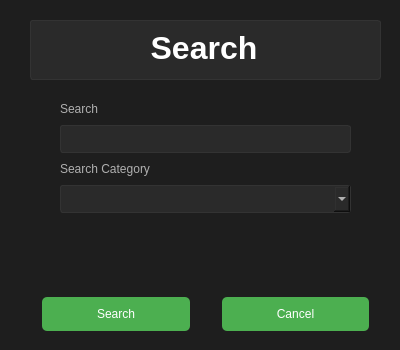
Old version of the form design/search_form.ui in the repository Adrianrguez96/sales_management.
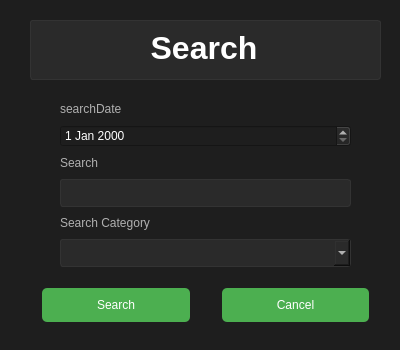
New version of the form.

Commit message: Add input date search form and create a search system date

Patch:
```diff
--- a/design/search_form.ui
+++ b/design/search_form.ui
@@ -193,7 +193,7 @@
      <x>30</x>
      <y>20</y>
      <width>351</width>
-     <height>311</height>
+     <height>302</height>
     </rect>
    </property>
    <layout class="QVBoxLayout" name="centerLayout">
@@ -249,26 +249,36 @@
       <property name="bottomMargin">
        <number>0</number>
       </property>
-      <item row="2" column="0">
+      <item row="1" column="0">
        <widget class="QLabel" name="searchLabel">
         <property name="text">
          <string>Search</string>
         </property>
        </widget>
       </item>
-      <item row="2" column="1">
+      <item row="1" column="1">
        <widget class="QLineEdit" name="searchInput"/>
       </item>
-      <item row="3" column="0">
+      <item row="2" column="0">
        <widget class="QLabel" name="searchSelectLabel">
         <property name="text">
          <string>Search Category</string>
         </property>
        </widget>
       </item>
-      <item row="3" column="1">
+      <item row="2" column="1">
        <widget class="QComboBox" name="searchSelect"/>
       </item>
+      <item row="0" column="0">
+       <widget class="QLabel" name="searchDateLabel">
+        <property name="text">
+         <string>searchDate</string>
+        </property>
+       </widget>
+      </item>
+      <item row="0" column="1">
+       <widget class="QDateEdit" name="searchDateInput"/>
+      </item>
      </layout>
     </item>
     <item>
```
The commit also changes 4 other files.
